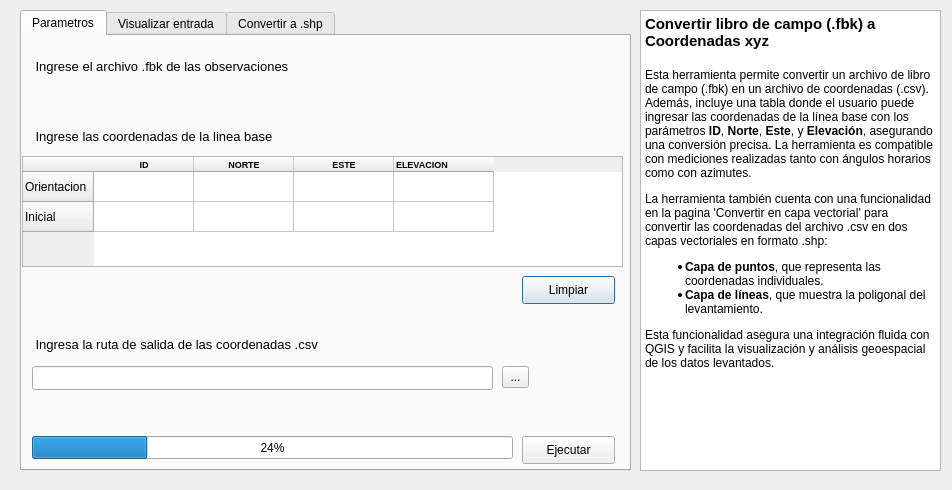
Above: fbk_a_coordenadas_vent.ui from HSCSITO-ASG/HSCSITO_ASG before the change. Below: the same form after it.
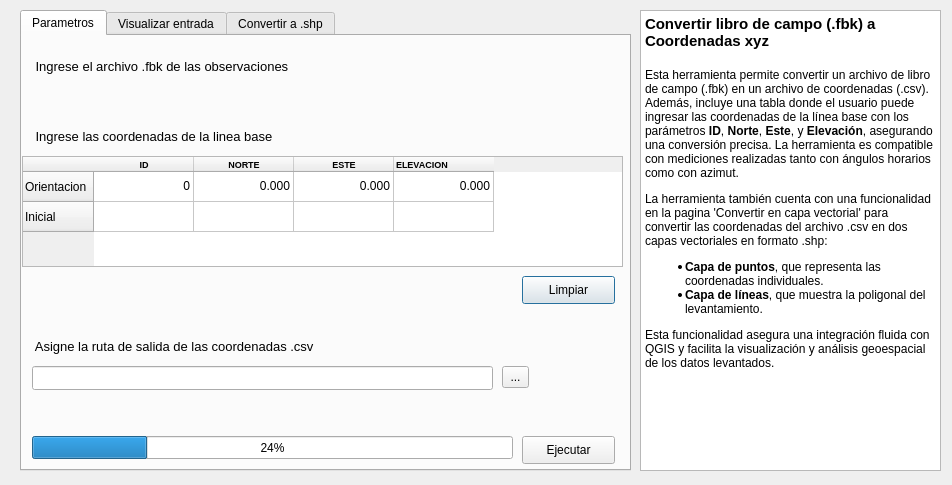
That is the form after the change. Custom widgets are drawn as their Qt base class.

```diff
--- a/fbk_a_coordenadas_vent.ui
+++ b/fbk_a_coordenadas_vent.ui
@@ -7,7 +7,7 @@
     <x>0</x>
     <y>0</y>
     <width>952</width>
-    <height>490</height>
+    <height>485</height>
    </rect>
   </property>
   <property name="windowTitle">
@@ -154,7 +154,7 @@
      </column>
      <item row="0" column="0">
       <property name="text">
-       <string/>
+       <string>0</string>
       </property>
       <property name="textAlignment">
        <set>AlignTrailing|AlignVCenter</set>
@@ -162,7 +162,7 @@
      </item>
      <item row="0" column="1">
       <property name="text">
-       <string/>
+       <string>0.000</string>
       </property>
       <property name="textAlignment">
        <set>AlignTrailing|AlignVCenter</set>
@@ -170,7 +170,7 @@
      </item>
      <item row="0" column="2">
       <property name="text">
-       <string/>
+       <string>0.000</string>
       </property>
       <property name="textAlignment">
        <set>AlignTrailing|AlignVCenter</set>
@@ -178,7 +178,7 @@
      </item>
      <item row="0" column="3">
       <property name="text">
-       <string/>
+       <string>0.000</string>
       </property>
       <property name="textAlignment">
        <set>AlignTrailing|AlignVCenter</set>
@@ -259,7 +259,7 @@
        <x>10</x>
        <y>300</y>
        <width>371</width>
-       <height>16</height>
+       <height>21</height>
       </rect>
      </property>
      <property name="font">
@@ -268,7 +268,7 @@
       </font>
      </property>
      <property name="text">
-      <string> Ingresa la ruta de salida de las coordenadas .csv</string>
+      <string> Asigne la ruta de salida de las coordenadas .csv</string>
      </property>
     </widget>
     <widget class="QPushButton" name="pushButton_ej">
@@ -497,7 +497,7 @@
 &lt;/style&gt;&lt;/head&gt;&lt;body style=&quot; font-family:'MS Shell Dlg 2'; font-size:7.8pt; font-weight:400; font-style:normal;&quot;&gt;
 &lt;p style=&quot; margin-top:0px; margin-bottom:0px; margin-left:0px; margin-right:0px; -qt-block-indent:0; text-indent:0px;&quot;&gt;&lt;span style=&quot; font-size:11pt; font-weight:600;&quot;&gt;Convertir libro de campo (.fbk) a Coordenadas xyz&lt;/span&gt;&lt;/p&gt;
 &lt;p style=&quot;-qt-paragraph-type:empty; margin-top:0px; margin-bottom:0px; margin-left:0px; margin-right:0px; -qt-block-indent:0; text-indent:0px; font-size:11pt; font-weight:600;&quot;&gt;&lt;br /&gt;&lt;/p&gt;
-&lt;p style=&quot; margin-top:0px; margin-bottom:0px; margin-left:0px; margin-right:0px; -qt-block-indent:0; text-indent:0px;&quot;&gt;&lt;span style=&quot; font-size:9pt;&quot;&gt;Esta herramienta permite convertir un archivo de libro de campo (.fbk) en un archivo de coordenadas (.csv). Además, incluye una tabla donde el usuario puede ingresar las coordenadas de la línea base con los parámetros &lt;/span&gt;&lt;span style=&quot; font-size:9pt; font-weight:600;&quot;&gt;ID&lt;/span&gt;&lt;span style=&quot; font-size:9pt;&quot;&gt;, &lt;/span&gt;&lt;span style=&quot; font-size:9pt; font-weight:600;&quot;&gt;Norte&lt;/span&gt;&lt;span style=&quot; font-size:9pt;&quot;&gt;, &lt;/span&gt;&lt;span style=&quot; font-size:9pt; font-weight:600;&quot;&gt;Este&lt;/span&gt;&lt;span style=&quot; font-size:9pt;&quot;&gt;, y &lt;/span&gt;&lt;span style=&quot; font-size:9pt; font-weight:600;&quot;&gt;Elevación&lt;/span&gt;&lt;span style=&quot; font-size:9pt;&quot;&gt;, asegurando una conversión precisa. La herramienta es compatible con mediciones realizadas tanto con ángulos horarios como con azimutes.&lt;/span&gt;&lt;/p&gt;
+&lt;p style=&quot; margin-top:0px; margin-bottom:0px; margin-left:0px; margin-right:0px; -qt-block-indent:0; text-indent:0px;&quot;&gt;&lt;span style=&quot; font-size:9pt;&quot;&gt;Esta herramienta permite convertir un archivo de libro de campo (.fbk) en un archivo de coordenadas (.csv). Además, incluye una tabla donde el usuario puede ingresar las coordenadas de la línea base con los parámetros &lt;/span&gt;&lt;span style=&quot; font-size:9pt; font-weight:600;&quot;&gt;ID&lt;/span&gt;&lt;span style=&quot; font-size:9pt;&quot;&gt;, &lt;/span&gt;&lt;span style=&quot; font-size:9pt; font-weight:600;&quot;&gt;Norte&lt;/span&gt;&lt;span style=&quot; font-size:9pt;&quot;&gt;, &lt;/span&gt;&lt;span style=&quot; font-size:9pt; font-weight:600;&quot;&gt;Este&lt;/span&gt;&lt;span style=&quot; font-size:9pt;&quot;&gt;, y &lt;/span&gt;&lt;span style=&quot; font-size:9pt; font-weight:600;&quot;&gt;Elevación&lt;/span&gt;&lt;span style=&quot; font-size:9pt;&quot;&gt;, asegurando una conversión precisa. La herramienta es compatible con mediciones realizadas tanto con ángulos horarios como con azimut.&lt;/span&gt;&lt;/p&gt;
 &lt;p style=&quot; margin-top:12px; margin-bottom:12px; margin-left:0px; margin-right:0px; -qt-block-indent:0; text-indent:0px;&quot;&gt;&lt;span style=&quot; font-size:9pt;&quot;&gt;La herramienta también cuenta con una funcionalidad en la pagina 'Convertir en capa vectorial' para convertir las coordenadas del archivo .csv en dos capas vectoriales en formato .shp:&lt;/span&gt;&lt;/p&gt;
 &lt;ul style=&quot;margin-top: 0px; margin-bottom: 0px; margin-left: 0px; margin-right: 0px; -qt-list-indent: 1;&quot;&gt;&lt;li style=&quot; font-size:9pt;&quot; style=&quot; margin-top:12px; margin-bottom:0px; margin-left:0px; margin-right:0px; -qt-block-indent:0; text-indent:0px;&quot;&gt;&lt;span style=&quot; font-weight:600;&quot;&gt;Capa de puntos&lt;/span&gt;, que representa las coordenadas individuales.&lt;/li&gt;
 &lt;li style=&quot; font-size:9pt;&quot; style=&quot; margin-top:0px; margin-bottom:12px; margin-left:0px; margin-right:0px; -qt-block-indent:0; text-indent:0px;&quot;&gt;&lt;span style=&quot; font-weight:600;&quot;&gt;Capa de líneas&lt;/span&gt;, que muestra la poligonal del levantamiento.&lt;/li&gt;&lt;/ul&gt;
```
Left out of the diff: 4 changed lines with no effect on the pictures.
